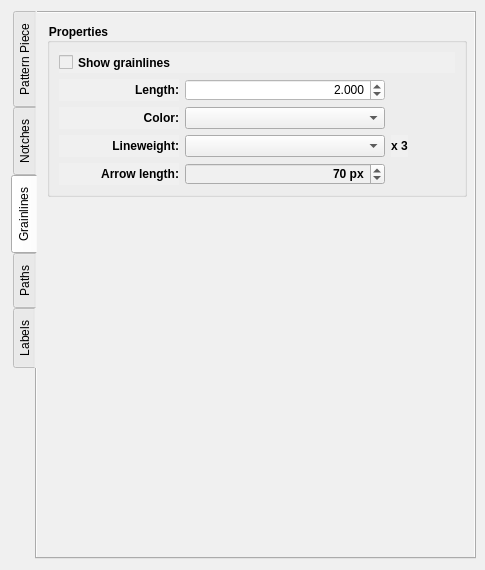
The window that src/app/seamly2d/dialogs/configpages/preferencespatternpage.ui (FashionFreedom/Seamly2D) describes before a commit, drawn with Qt 5.
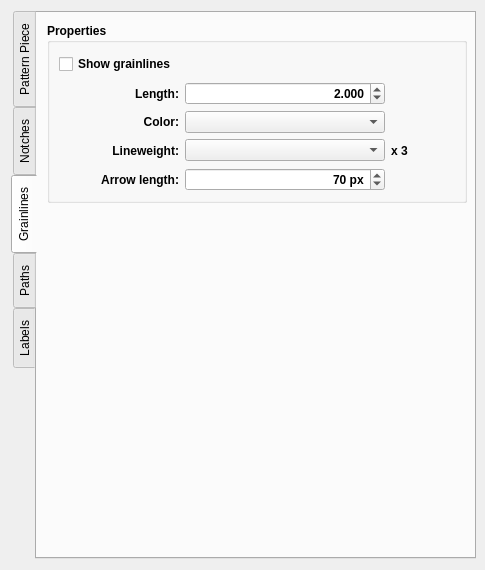
The same window after the commit. The open tabs and pages were chosen to show the change. Icons and pictures are not drawn. Custom widgets are drawn as their Qt base class.

Commit message: fix application preferences dialog

Diff of the .ui file:
```diff
--- a/src/app/seamly2d/dialogs/configpages/preferencespatternpage.ui
+++ b/src/app/seamly2d/dialogs/configpages/preferencespatternpage.ui
@@ -31,8 +31,11 @@
   <property name="windowTitle">
    <string notr="true">Pattern</string>
   </property>
+  <property name="autoFillBackground">
+   <bool>false</bool>
+  </property>
   <property name="styleSheet">
-   <string notr="true">background-color: rgb(240, 240, 240);</string>
+   <string notr="true"/>
   </property>
   <layout class="QVBoxLayout" name="verticalLayout_25">
    <item>
@@ -639,7 +642,7 @@
          <x>10</x>
          <y>10</y>
          <width>420</width>
-         <height>174</height>
+         <height>180</height>
         </rect>
        </property>
        <property name="sizePolicy">
@@ -651,7 +654,7 @@
        <property name="minimumSize">
         <size>
          <width>420</width>
-         <height>160</height>
+         <height>180</height>
         </size>
        </property>
        <property name="maximumSize">
@@ -756,7 +759,7 @@
              </font>
             </property>
             <property name="styleSheet">
-             <string notr="true">background-color: rgb(255, 255, 255);</string>
+             <string notr="true"/>
             </property>
             <property name="alignment">
              <set>Qt::AlignRight|Qt::AlignTrailing|Qt::AlignVCenter</set>
@@ -841,6 +844,9 @@
               <pointsize>9</pointsize>
              </font>
             </property>
+            <property name="styleSheet">
+             <string notr="true"/>
+            </property>
            </widget>
           </item>
           <item>
@@ -912,6 +918,9 @@
               <pointsize>9</pointsize>
              </font>
             </property>
+            <property name="styleSheet">
+             <string notr="true"/>
+            </property>
            </widget>
           </item>
           <item>
@@ -946,6 +955,17 @@
               <height>0</height>
              </size>
             </property>
+            <property name="maximumSize">
+             <size>
+              <width>120</width>
+              <height>16777215</height>
+             </size>
+            </property>
+            <property name="font">
+             <font>
+              <pointsize>9</pointsize>
+             </font>
+            </property>
             <property name="text">
              <string>Arrow length:</string>
             </property>
@@ -959,9 +979,12 @@
             <property name="minimumSize">
              <size>
               <width>200</width>
-              <height>0</height>
+              <height>20</height>
              </size>
             </property>
+            <property name="styleSheet">
+             <string notr="true"/>
+            </property>
             <property name="alignment">
              <set>Qt::AlignRight|Qt::AlignTrailing|Qt::AlignVCenter</set>
             </property>
```
Left out of the diff: 46 changed lines with no effect on the pictures. The commit also changes 3 other files.
